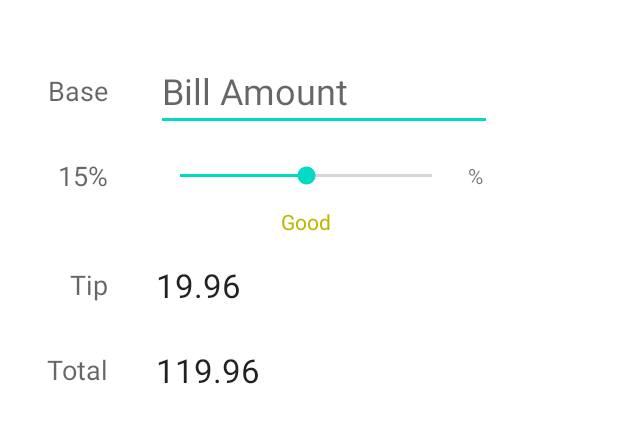
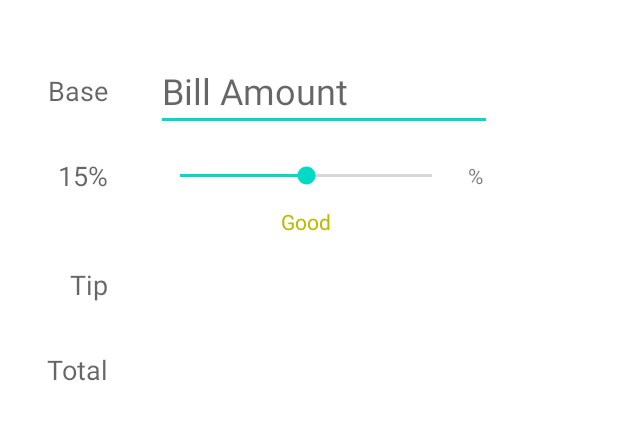
Before and after one commit to bhushan38/Tip-Calculator, an Android app: the screen it shows after launch (MainActivity), on a phone screen of 412 x 824 dp, the part 164-607 px from its top. Run offline under Robolectric (Android 15) with nearby library versions, the phone set to English and light mode, and no system bars.

Commit message:
Feature graphics

```diff
--- a/app/build.gradle
+++ b/app/build.gradle
@@ -7,7 +7,7 @@ android {
     compileSdk 31
 
     defaultConfig {
-        applicationId "com.bwm.tippy"
+        applicationId "com.bwm.tipcalculator"
         minSdk 21
         targetSdk 31
         versionCode 1
--- a/app/src/main/res/layout/activity_main.xml
+++ b/app/src/main/res/layout/activity_main.xml
@@ -72,7 +72,6 @@
         android:id="@+id/tvTipValue"
         android:layout_width="wrap_content"
         android:layout_height="wrap_content"
-        android:text="19.96"
         android:textAppearance="@style/TextAppearance.AppCompat.Large"
         app:layout_constraintBottom_toBottomOf="@+id/tvTip"
         app:layout_constraintStart_toStartOf="@+id/seekBarTip"
@@ -82,7 +81,6 @@
         android:id="@+id/tvTotalValue"
         android:layout_width="wrap_content"
         android:layout_height="wrap_content"
-        android:text="119.96"
         android:textAppearance="@style/TextAppearance.AppCompat.Large"
         app:layout_constraintBottom_toBottomOf="@+id/tvTotal"
         app:layout_constraintStart_toStartOf="@+id/tvTipValue"
```
Also changed, not shown: 5 other files.
